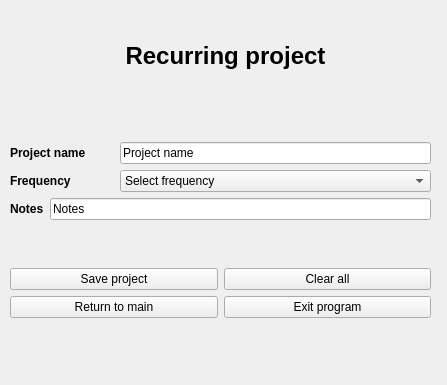
SimonJagerSwe/project_planner_1.0, file src/interface/recurringProjectEditor.ui: the form before one commit.
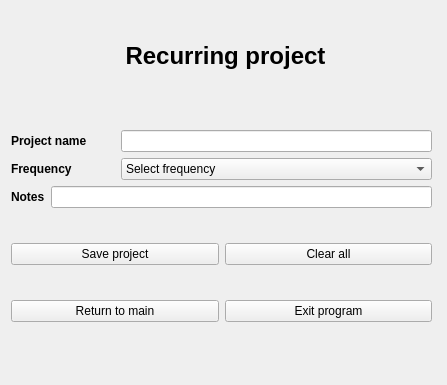
The form after the commit.

```diff
--- a/src/interface/recurringProjectEditor.ui
+++ b/src/interface/recurringProjectEditor.ui
@@ -44,10 +44,10 @@
   <widget class="QWidget" name="">
    <property name="geometry">
     <rect>
-     <x>10</x>
-     <y>100</y>
+     <x>11</x>
+     <y>101</y>
      <width>421</width>
-     <height>261</height>
+     <height>251</height>
     </rect>
    </property>
    <layout class="QGridLayout" name="gridLayout_2">
@@ -70,7 +70,7 @@
         <item>
          <widget class="QLineEdit" name="projectNameRecurring">
           <property name="text">
-           <string>Project name</string>
+           <string/>
           </property>
          </widget>
         </item>
@@ -139,7 +139,7 @@
         <item>
          <widget class="QLineEdit" name="notesEditProgramming">
           <property name="text">
-           <string>Notes</string>
+           <string/>
           </property>
          </widget>
         </item>
@@ -148,9 +148,7 @@
      </layout>
     </item>
     <item row="1" column="0">
-     <layout class="QGridLayout" name="gridLayout">
-      <item row="0" column="0">
-       <layout class="QHBoxLayout" name="horizontalLayout">
+     <layout class="QHBoxLayout" name="recurringProjectManagerGrid">
         <item>
          <widget class="QPushButton" name="saveRecurring">
           <property name="text">
@@ -167,8 +165,8 @@
         </item>
        </layout>
       </item>
-      <item row="1" column="0">
-       <layout class="QHBoxLayout" name="horizontalLayout_2">
+    <item row="2" column="0">
+     <layout class="QHBoxLayout" name="recurringMenyLayout">
         <item>
          <widget class="QPushButton" name="returnToMainRecurring">
           <property name="text">
@@ -182,8 +180,6 @@
            <string>Exit program</string>
           </property>
          </widget>
-        </item>
-       </layout>
       </item>
      </layout>
     </item>
```
Left out of the diff: 2 changed lines with no effect on the pictures. Lines whose indentation alone changed are shown as unchanged.
